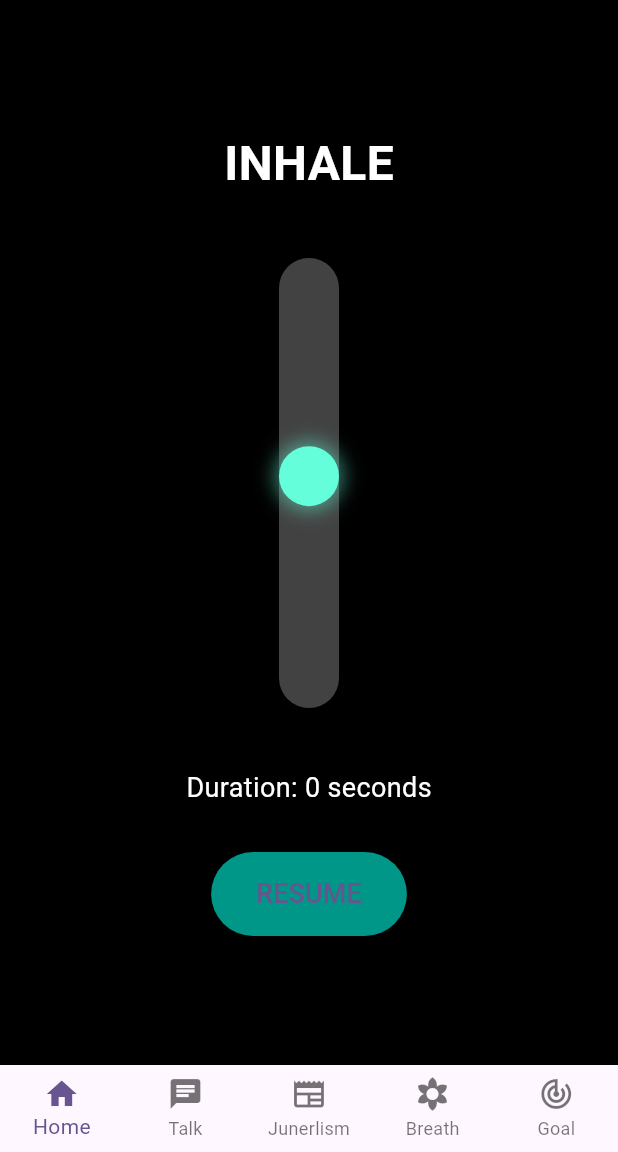
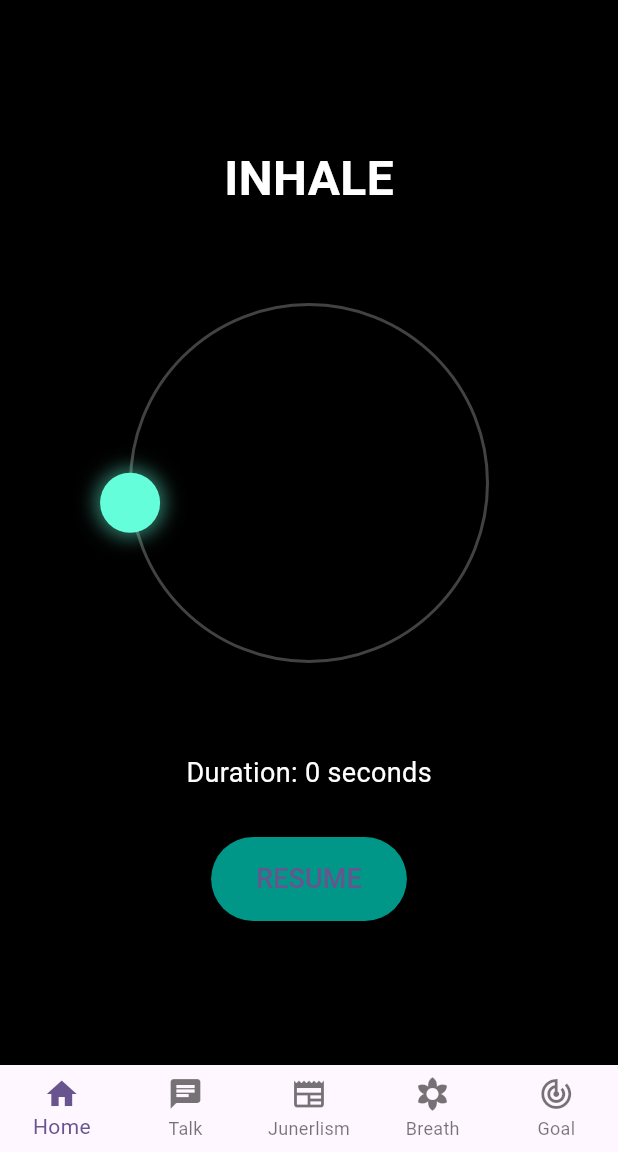
Before and after one commit to ramanshakyars/ray_of_light, a Flutter app: the BreathingScreen screen opened by its route, after a tap on "PAUSE", on a phone screen of 412 x 824 dp, the part 84-1236 px from its top. Run offline on Flutter 3.47's test engine with Material 3 defaults, Android fonts, the phone set to English and light mode, and no system bars; our stand-ins replace go_router.

Commit message:
working on breathing excercise feature

```diff
--- a/lib/presentation/screens/features/breathing.dart
+++ b/lib/presentation/screens/features/breathing.dart
@@ -1,40 +1,23 @@
-// import 'package:flutter/material.dart';
-
-// class BreathingScreen extends StatelessWidget {
-//   const BreathingScreen({super.key});
-
-//   @override
-//   Widget build(BuildContext context) {
-//     return Scaffold(
-//       appBar: AppBar(
-//         title: const Text('Breathing Exercises'),
-//         centerTitle: true,
-//       ),
-//       body: const Center(
-//         child: Text(''),
-//       ),
-//     );
-//   }
-// }
-
-
 import 'package:flutter/material.dart';
 import 'dart:async';
+import 'dart:math';
 
 class BreathingScreen extends StatefulWidget {
   @override
   _BreathingScreenState createState() => _BreathingScreenState();
 }
 
-class _BreathingScreenState extends State<BreathingScreen> with SingleTickerProviderStateMixin {
+class _BreathingScreenState extends State<BreathingScreen>
+    with SingleTickerProviderStateMixin {
   late AnimationController _controller;
   late Animation<double> _animation;
   Timer? _holdTimer;
   String _instruction = "INHALE";
-  double _dotPosition = 0;
+  double _angle = 0; // Angle for circular position
   Duration _duration = Duration(seconds: 4);
   Duration _holdDuration = Duration(seconds: 0);
   Duration _totalDuration = Duration.zero;
+  final double _circleRadius = 120; // Radius of the circular path
 
   @override
   void initState() {
@@ -49,7 +32,8 @@ class _BreathingScreenState extends State<BreathingScreen> with SingleTickerProv
 
   void _updateAnimation() {
     setState(() {
-      _dotPosition = _animation.value;
+      // Convert linear animation value (0-1) to angle (0-2π)
+      _angle = 2 * pi * _animation.value;
     });
   }
 
@@ -72,7 +56,7 @@ class _BreathingScreenState extends State<BreathingScreen> with SingleTickerProv
           _instruction = "EXHALE";
         });
 
-        // Exhale animation
+        // Exhale animation (reverse direction)
         _animation = Tween<double>(begin: 1, end: 0).animate(
           CurvedAnimation(parent: _controller, curve: Curves.easeInOut),
         );
@@ -98,6 +82,10 @@ class _BreathingScreenState extends State<BreathingScreen> with SingleTickerProv
 
   @override
   Widget build(BuildContext context) {
+    // Calculate dot position based on angle
+    final dotX = _circleRadius * cos(_angle);
+    final dotY = _circleRadius * sin(_angle);
+
     return Scaffold(
       backgroundColor: Colors.black,
       body: Center(
@@ -115,20 +103,29 @@ class _BreathingScreenState extends State<BreathingScreen> with SingleTickerProv
             ),
             SizedBox(height: 40),
 
-            // Breathing track
+            // Circular breathing track
             Container(
-              width: 40,
-              height: 300,
-              decoration: BoxDecoration(
-                color: Colors.grey[800],
-                borderRadius: BorderRadius.circular(20),
-              ),
+              width: _circleRadius * 2 + 40,
+              height: _circleRadius * 2 + 40,
               child: Stack(
+                alignment: Alignment.center,
                 children: [
+                  // Circular path
+                  Container(
+                    width: _circleRadius * 2,
+                    height: _circleRadius * 2,
+                    decoration: BoxDecoration(
+                      shape: BoxShape.circle,
+                      border: Border.all(
+                        color: Colors.grey[800]!,
+                        width: 2,
+                      ),
+                    ),
+                  ),
+
                   // Breathing dot
-                  Positioned(
-                    top: _dotPosition * 260, // 300 - 40 (dot height)
-                    left: 0,
+                  Transform.translate(
+                    offset: Offset(dotX, dotY),
                     child: Container(
                       width: 40,
                       height: 40,
```
